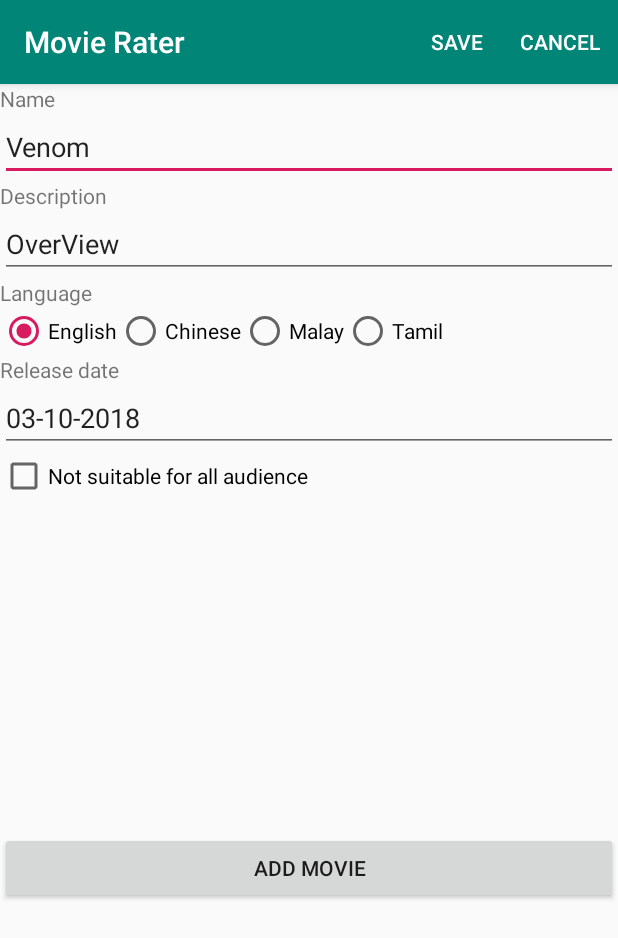
After one commit to Zanaqi/MovieRater, an Android app: the EditMovie screen opened directly, with no data from a screen before it, on a phone screen of 412 x 824 dp. The commit adds this screen. Shown: the top 938 px of the screen. Run offline under Robolectric (Android 15) with nearby library versions, the phone set to English and light mode, and no system bars.

Commit message:
committing intermediate (not all done)

```diff
--- /dev/null
+++ b/app/src/main/java/com/example/mirza/movieraterbasic/EditMovie.kt
@@ -0,0 +1,60 @@
+package com.example.mirza.movieraterbasic
+
+import android.support.v7.app.AppCompatActivity
+import android.os.Bundle
+import android.view.Menu
+import android.view.View
+import kotlinx.android.synthetic.main.activity_edit_movie.*
+
+class EditMovie : AppCompatActivity() {
+
+    override fun onCreate(savedInstanceState: Bundle?) {
+        super.onCreate(savedInstanceState)
+        setContentView(R.layout.activity_edit_movie)
+
+        suitChk1.setOnClickListener{
+
+            if (suitChk1.isChecked) {
+                suitChk2.setVisibility(View.VISIBLE)
+                suitChk3.setVisibility(View.VISIBLE)
+
+            } else {
+                suitChk2.setVisibility(View.GONE)
+                suitChk3.setVisibility(View.GONE)
+            }
+        }
+
+        val movie = MovieEntity()
+
+        movie_title.setText(movie.title)
+        description.setText(movie.overview)
+        releaseDate.setText(movie.releaseDate)
+
+        when (movie.language) {
+            rBtnEng.text -> rBtnEng.isChecked = true
+            rBtnChi.text -> rBtnChi.isChecked = true
+            rBtnMal.text -> rBtnMal.isChecked = true
+            rBtnTam.text -> rBtnTam.isChecked = true
+        }
+
+        if (!movie.suitable) {
+
+            suitChk1.isChecked = true
+
+            if (movie.violence) {
+                suitChk2.isChecked = true
+            }
+
+            if (movie.languageUsed) {
+                suitChk3.isChecked = true
+            }
+        }
+    }
+
+    override fun onCreateOptionsMenu(menu: Menu?): Boolean {
+
+        menuInflater.inflate(R.menu.edit_movie_details, menu)
+
+        return super.onCreateOptionsMenu(menu)
+    }
+}
--- a/app/src/main/java/com/example/mirza/movieraterbasic/MovieEntity.kt
+++ b/app/src/main/java/com/example/mirza/movieraterbasic/MovieEntity.kt
@@ -6,14 +6,18 @@ class MovieEntity {
     var overview: String
     var language: String
     var releaseDate: String
-    var suitable: String
+    var suitable: Boolean
+    var violence: Boolean
+    var languageUsed: Boolean
 
     init {
         title = "Venom"
-        overview = "When Eddie Brock acquires the powers of a symbiote, he will have to release his alter-ego Venom to save his life."
+        overview = "OverView"
         language = "English"
         releaseDate = "03-10-2018"
-        suitable = "Yes"
+        suitable = true
+        violence = true
+        languageUsed = false
     }
 
 }
--- a/app/src/main/res/layout/add_movie.xml
+++ b/app/src/main/res/layout/activity_add_movie.xml
@@ -2,10 +2,9 @@
 <LinearLayout
         xmlns:android="http://schemas.android.com/apk/res/android"
         xmlns:tools="http://schemas.android.com/tools"
-        xmlns:app="http://schemas.android.com/apk/res-auto"
         android:layout_width="match_parent"
         android:layout_height="match_parent"
-        tools:context=".MainActivity"
+        tools:context=".AddMovie"
         android:orientation="vertical">
 
     <TextView
--- /dev/null
+++ b/app/src/main/res/layout/activity_edit_movie.xml
@@ -0,0 +1,123 @@
+<?xml version="1.0" encoding="utf-8"?>
+<LinearLayout
+        xmlns:android="http://schemas.android.com/apk/res/android"
+        xmlns:tools="http://schemas.android.com/tools"
+        android:layout_width="match_parent"
+        android:layout_height="match_parent"
+        tools:context=".EditMovie"
+        android:orientation="vertical">
+
+    <TextView
+            android:layout_width="wrap_content"
+            android:layout_height="wrap_content"
+            android:text="@string/title_text"/>
+
+    <EditText
+            android:layout_width="match_parent"
+            android:layout_height="wrap_content"
+            android:id="@+id/movie_title"
+            android:hint="@string/title_hint"/>
+
+    <TextView
+            android:layout_width="wrap_content"
+            android:layout_height="wrap_content"
+            android:text="@string/desc_text"/>
+
+    <EditText
+            android:layout_width="match_parent"
+            android:layout_height="wrap_content"
+            android:id="@+id/description"
+            android:hint="@string/desc_hint"/>
+
+    <TextView
+            android:layout_width="wrap_content"
+            android:layout_height="wrap_content"
+            android:text="@string/lang_text"/>
+
+
+    <RadioGroup
+            android:layout_width="wrap_content"
+            android:layout_height="wrap_content"
+            android:orientation="horizontal"
+            android:id="@+id/language">
+
+        <RadioButton
+                android:layout_width="wrap_content"
+                android:layout_height="wrap_content"
+                android:id="@+id/rBtnEng"
+                android:text="@string/lang_btn1"
+                android:checked="true"/>
+
+        <RadioButton
+                android:layout_width="wrap_content"
+                android:layout_height="wrap_content"
+                android:id="@+id/rBtnChi"
+                android:text="@string/lang_btn2"/>
+
+        <RadioButton
+                android:layout_width="wrap_content"
+                android:layout_height="wrap_content"
+                android:id="@+id/rBtnMal"
+                android:text="@string/lang_btn3"/>
+
+        <RadioButton
+                android:layout_width="wrap_content"
+                android:layout_height="wrap_content"
+                android:id="@+id/rBtnTam"
+                android:text="@string/lang_btn4"/>
+
+    </RadioGroup>
+
+    <TextView
+            android:layout_width="wrap_content"
+            android:layout_height="wrap_content"
+            android:text="@string/date_text"/>
+
+    <EditText
+            android:layout_width="match_parent"
+            android:layout_height="wrap_content"
+            android:id="@+id/releaseDate"
+            android:hint="@string/date_hint"/>
+
+    <CheckBox
+            android:layout_width="wrap_content"
+            android:layout_height="wrap_content"
+            android:id="@+id/suitChk1"
+            android:text="@string/suit_chk1"/>
+
+    <LinearLayout
+            android:layout_width="match_parent"
+            android:layout_height="wrap_content">
+
+        <CheckBox
+                android:layout_width="wrap_content"
+                android:layout_height="wrap_content"
+                android:id="@+id/suitChk2"
+                android:text="@string/suit_chk2"
+                android:visibility="gone"
+                android:checked="true"/>
+
+        <CheckBox
+                android:layout_width="wrap_content"
+                android:layout_height="wrap_content"
+                android:id="@+id/suitChk3"
+                android:text="@string/suit_chk3"
+                android:visibility="gone"
+                android:checked="true"/>
+
+    </LinearLayout>
+
+    <RelativeLayout
+            android:layout_width="match_parent"
+            android:layout_height="match_parent"
+            android:gravity="center">
+
+        <Button
+                android:layout_width="match_parent"
+                android:layout_height="wrap_content"
+                android:text="@string/add_btn"
+                android:onClick="btnValidate"/>
+
+    </RelativeLayout>
+
+</LinearLayout>
--- a/app/src/main/res/layout/rate_movie.xml
+++ b/app/src/main/res/layout/activity_rate_movie.xml
@@ -3,7 +3,9 @@
         xmlns:android="http://schemas.android.com/apk/res/android"
         android:layout_width="match_parent"
         android:layout_height="match_parent"
-        android:orientation="vertical">
+        xmlns:tools="http://schemas.android.com/tools"
+        android:orientation="vertical"
+        tools:context=".RateMovie">
 
     <TextView
             android:layout_width="wrap_content"
--- /dev/null
+++ b/app/src/main/res/menu/edit_movie_details.xml
@@ -0,0 +1,15 @@
+<?xml version="1.0" encoding="utf-8"?>
+<menu xmlns:android="http://schemas.android.com/apk/res/android"
+      xmlns:app="http://schemas.android.com/apk/res-auto">
+
+    <item
+        android:id="@+id/miSave"
+        android:title="@string/miSave_text"
+        app:showAsAction="always"/>
+
+    <item
+        android:id="@+id/miCancel"
+        android:title="@string/miCancel_text"
+        app:showAsAction="always"/>
+
+</menu>
--- a/app/src/main/res/values/strings.xml
+++ b/app/src/main/res/values/strings.xml
@@ -16,14 +16,22 @@
     <string name="suit_chk2">Violence</string>
     <string name="suit_chk3">Language used</string>
     <string name="add_btn">ADD MOVIE</string>
-
     <!-- View Movie -->
     <string name="view_title_text">Title:</string>
     <string name="view_desc_text">Overview:</string>
+    <string name="review_text">Reviews:</string>
+    <string name="review_text2">No Reviews yet.\nLong press to add your review.</string>
     <string name="view_lang_text">Language:</string>
     <string name="view_date_text">Release date:</string>
     <string name="suit_text">Suitable for children below 13:</string>
-
     <!-- Rate Movie -->
     <string name="view_text">Share your view on the show</string>
+    <!-- Landing Page -->
+    <string name="landing_page_text">You have not added a movie\nLong Press me to add a movie</string>
+    <!-- Edit Movie Details Menu -->
+    <string name="miSave_text">Save</string>
+    <string name="miCancel_text">Cancel</string>
+    <!-- Add Movie Menu -->
+    <string name="miAdd_text">Add</string>
+    <string name="miClear_text">Clear Entries</string>
 </resources>
```
Also changed, not shown: app/src/main/AndroidManifest.xml (+11 -2 lines), app/src/main/java/com/example/mirza/movieraterbasic/AddMovie.kt (added, +47 -0 lines), app/src/main/java/com/example/mirza/movieraterbasic/AddMovieActivity.kt (deleted, +0 -96 lines), app/src/main/java/com/example/mirza/movieraterbasic/LandingPage.kt (added, +42 -0 lines), app/src/main/java/com/example/mirza/movieraterbasic/RateMovie.kt (renamed from app/src/main/java/com/example/mirza/movieraterbasic/RateMovieActivity.kt, +3 -4 lines), app/src/main/java/com/example/mirza/movieraterbasic/ViewMovieActivity.kt (deleted, +0 -22 lines), app/src/main/java/com/example/mirza/movieraterbasic/ViewMovieDetails.kt (added, +51 -0 lines), app/src/main/res/layout/activity_landing_page.xml (added, +18 -0 lines), app/src/main/res/layout/activity_view_movie_details.xml (renamed from app/src/main/res/layout/view_movie.xml, +14 -1 lines), app/src/main/res/menu/add_movie.xml (added, +15 -0 lines).
